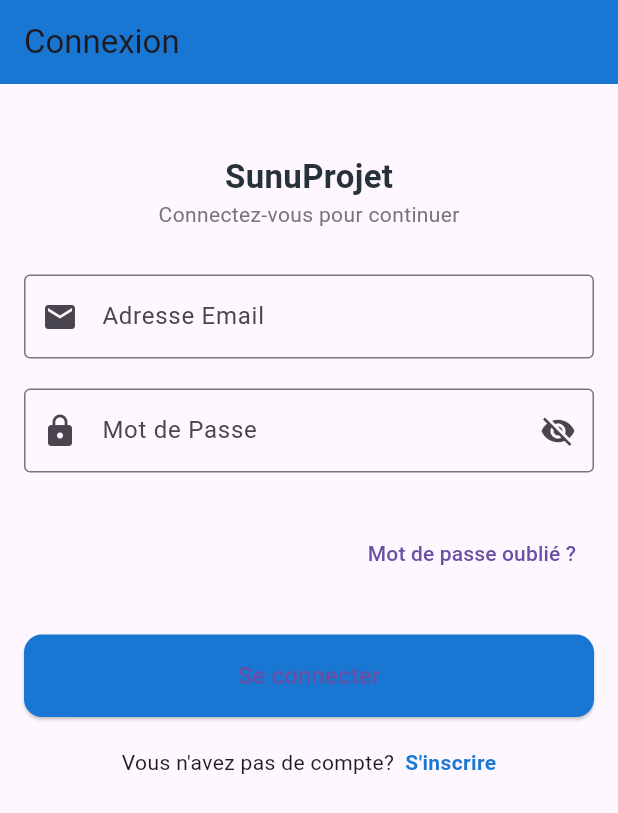
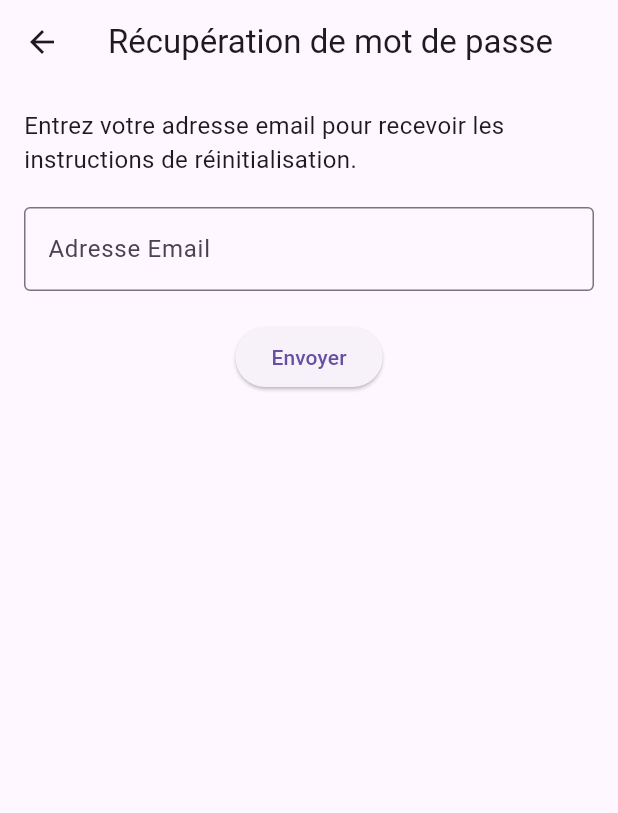
Before and after one commit to LamineGL/projetFlutterExamenSunuProjet, a Flutter app: the screen it shows after launch, after a tap on "Mot de passe oublié ?", on a phone screen of 412 x 824 dp. Shown: the top 813 px of the screen. Run offline on Flutter 3.47's test engine with Material 3 defaults, Android fonts, the phone set to English and light mode, and no system bars; our stand-ins replace firebase_auth, firebase_core; accounts and stored records are empty.

Commit message:
Implémentation de la récupération de mot de passe

```diff
--- /dev/null
+++ b/lib/pages/forgot_password_page.dart
@@ -0,0 +1,82 @@
+import 'package:flutter/material.dart';
+import 'package:firebase_auth/firebase_auth.dart';
+import 'package:sunuprojetl3gl/services/firebase/auth.dart';
+
+class ForgotPasswordPage extends StatefulWidget {
+  const ForgotPasswordPage({Key? key}) : super(key: key);
+
+  @override
+  _ForgotPasswordPageState createState() => _ForgotPasswordPageState();
+}
+
+class _ForgotPasswordPageState extends State<ForgotPasswordPage> {
+  final _formKey = GlobalKey<FormState>();
+  final TextEditingController _emailController = TextEditingController();
+  bool _isLoading = false;
+
+  @override
+  Widget build(BuildContext context) {
+    return Scaffold(
+      appBar: AppBar(
+        title: const Text("Récupération de mot de passe"),
+      ),
+      body: Padding(
+        padding: const EdgeInsets.all(16.0),
+        child: Form(
+          key: _formKey,
+          child: Column(
+            children: [
+              const Text(
+                "Entrez votre adresse email pour recevoir les instructions de réinitialisation.",
+                style: TextStyle(fontSize: 16),
+              ),
+              const SizedBox(height: 20),
+              TextFormField(
+                controller: _emailController,
+                decoration: const InputDecoration(
+                  labelText: "Adresse Email",
+                  border: OutlineInputBorder(),
+                ),
+                validator: (value) {
+                  if (value == null || value.isEmpty) {
+                    return "L'email est requis";
+                  }
+                  return null;
+                },
+              ),
+              const SizedBox(height: 20),
+              ElevatedButton(
+                onPressed: _isLoading ? null : _submit,
+                child: _isLoading
+                    ? const CircularProgressIndicator()
+                    : const Text("Envoyer"),
+              ),
+            ],
+          ),
+        ),
+      ),
+    );
+  }
+
+  Future<void> _submit() async {
+    if (_formKey.currentState!.validate()) {
+      setState(() {
+        _isLoading = true;
+      });
+      try {
+        await Auth().resetPassword(_emailController.text.trim());
+        ScaffoldMessenger.of(context).showSnackBar(
+          const SnackBar(content: Text("Email de réinitialisation envoyé")),
+        );
+      } on FirebaseAuthException catch (e) {
+        ScaffoldMessenger.of(context).showSnackBar(
+          SnackBar(content: Text(e.message ?? "Erreur lors de l'envoi de l'email")),
+        );
+      } finally {
+        setState(() {
+          _isLoading = false;
+        });
+      }
+    }
+  }
+}
--- a/lib/pages/login_page.dart
+++ b/lib/pages/login_page.dart
@@ -1,6 +1,8 @@
 import 'package:firebase_auth/firebase_auth.dart';
 import 'package:flutter/material.dart';
 import 'package:sunuprojetl3gl/services/firebase/auth.dart';
+
+import 'forgot_password_page.dart';
 
 class LoginPage extends StatefulWidget {
   const LoginPage({super.key, required this.title});
@@ -174,7 +176,10 @@
                   alignment: Alignment.centerRight,
                   child: TextButton(
                     onPressed: () {
-
+                      Navigator.push(
+                        context,
+                        MaterialPageRoute(builder: (context) => const ForgotPasswordPage()),
+                      );
                     },
                     child: const Text("Mot de passe oublié ?"),
                   ),
--- a/lib/providers/auth_provider.dart
+++ b/lib/providers/auth_provider.dart
@@ -5,7 +5,7 @@
 /// Ce provider gère l’état de l’authentification.
 /// Il utilise la classe [Auth] pour interagir avec Firebase et expose :
 /// - La propriété [user] qui représente l’utilisateur courant.
-/// - Des méthodes pour se connecter, se déconnecter et créer un utilisateur.
+
 class AuthProvider extends ChangeNotifier {
   final Auth _auth = Auth();
   User? _user;
--- a/lib/services/firebase/auth.dart
+++ b/lib/services/firebase/auth.dart
@@ -23,5 +23,15 @@
     await _firebaseAuth.createUserWithEmailAndPassword(email: email, password: password);
   }
 
+  // Methode pour la renitialisation
+  Future<void> resetPassword(String email) async {
+    try {
+      await _firebaseAuth.sendPasswordResetEmail(email: email);
+    } on FirebaseAuthException catch (e) {
+
+      throw e;
+    }
+  }
+
 
 }
```
